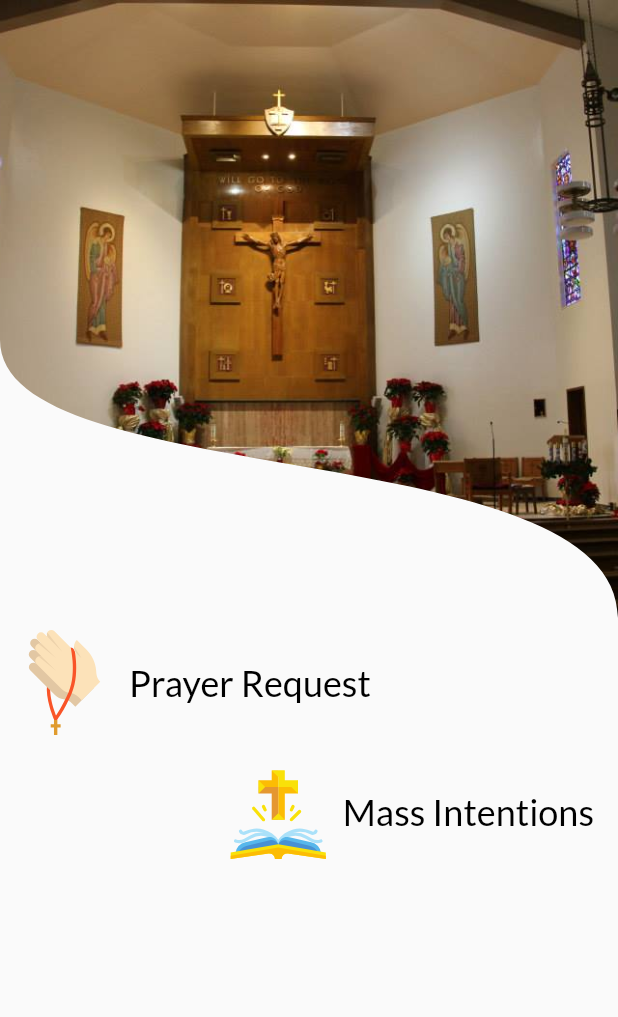
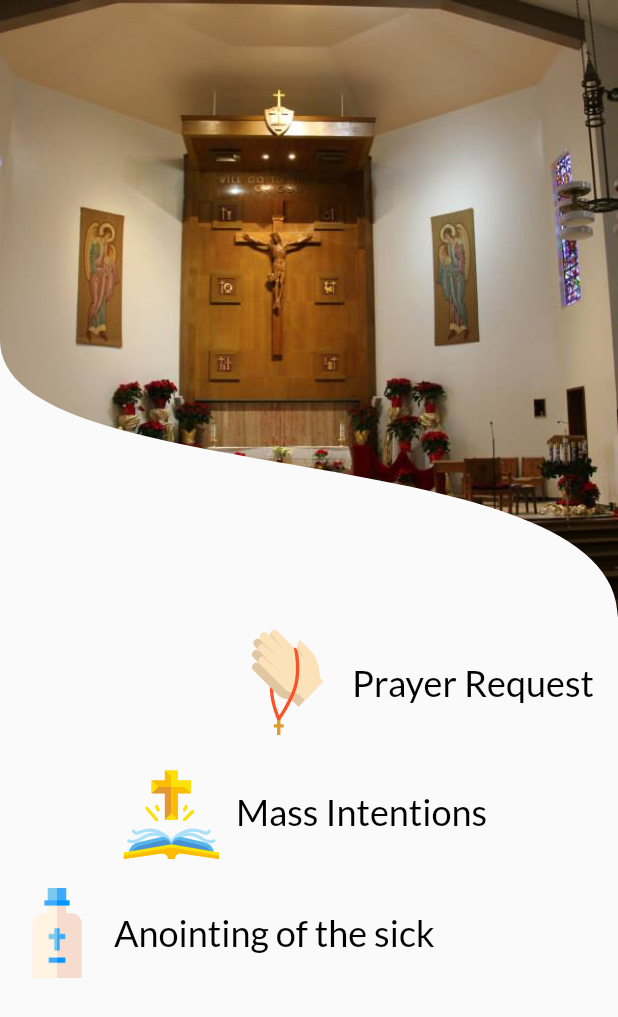
Before and after one commit to ChurchAppDeveloper/ChurchApp_Flutter, a Flutter app: the CustomBody widget shown alone on an empty page, opened directly, on a phone screen of 412 x 824 dp. Shown: the top 1017 px of the screen. Run offline on Flutter 3.47's test engine with Material 2 defaults, Android fonts, the phone set to English and light mode, and no system bars; our stand-ins replace badges, file_picker, firebase_core, firebase_crashlytics, firebase_messaging, flutter_easyloading and 18 more; missing offline and left inert: country_list_pick, fab_circular_menu, find_dropdown, loading, syncfusion_flutter_pdfviewer; accounts and stored records are empty; network calls fail.

Commit message:
Prayer Request.

```diff
--- a/lib/Screens/HomePage/home_screen.dart
+++ b/lib/Screens/HomePage/home_screen.dart
@@ -155,7 +155,7 @@ class _HomeScreenState extends State<HomeScreen> with TickerProviderStateMixin {
         .height;
     return Scaffold(
       backgroundColor:
-          Color.fromARGB(255, 245, 246, 250), //Color.fromARGB(255, 219, 69, 71)
+      Color.fromARGB(255, 245, 246, 250), //Color.fromARGB(255, 219, 69, 71)
       body: Stack(
         children: [
           Container(
@@ -170,7 +170,6 @@ class _HomeScreenState extends State<HomeScreen> with TickerProviderStateMixin {
               ),
             ),
           ),*/
-
           ClipPath(
             child: (_fetching)
                 ? Container(
--- a/lib/Screens/PrayerRequest/PrayerRequest.dart
+++ b/lib/Screens/PrayerRequest/PrayerRequest.dart
@@ -30,11 +30,12 @@ class _PrayerRequestState extends State<PrayerRequest> {
           ? AppBar(
               title: Text("Prayer Request"),
               backgroundColor: Color.fromARGB(255, 219, 69, 71),
-          shape: ContinuousRectangleBorder(
-            borderRadius: const BorderRadius.only(
-              bottomLeft: Radius.circular(20.0),
-              bottomRight: Radius.circular(20.0),
-            ),),
+              shape: ContinuousRectangleBorder(
+                borderRadius: const BorderRadius.only(
+                  bottomLeft: Radius.circular(20.0),
+                  bottomRight: Radius.circular(20.0),
+                ),
+              ),
               leading: IconButton(
                 // iconSize: 50.0,
                 icon: Icon(
@@ -81,6 +82,7 @@ class CustomBody extends StatelessWidget {
             },
             child: Row(
               children: [
+                Spacer(),
                 SvgPicture.asset(
                   'image/prayer.svg',
                   width: 70,
@@ -98,7 +100,6 @@ class CustomBody extends StatelessWidget {
                         ),
                       )),
                 ),
-                Spacer(),
               ],
             ),
           ),
@@ -134,9 +135,44 @@ class CustomBody extends StatelessWidget {
                         ),
                       )),
                 ),
+                Spacer(),
               ],
             ),
           ),
+          TextButton(
+            onPressed: () async {
+              SharedPreferences prefs = await SharedPreferences.getInstance();
+              var wepage = WebViewLoad(
+                  weburl: prefs.getString('masstimingintention'),
+                  isShowAppbar: true,
+                  pageTitle: "Anointing of the sick");
+              Navigator.push(
+                context,
+                MaterialPageRoute(builder: (context) => wepage),
+              );
+            },
+            child: Row(
+              children: [
+                Image.asset(
+                  "image/holy_water.png",
+                  width: 60,
+                  height: 60,
+                ),
+                Padding(
+                  padding: const EdgeInsets.all(8.0),
+                  child: Text("Anointing of the sick",
+                      textAlign: TextAlign.start,
+                      style: GoogleFonts.lato(
+                        textStyle: TextStyle(
+                          fontSize: 24,
+                          fontWeight: FontWeight.w500,
+                          color: Colors.black,
+                        ),
+                      )),
+                ),
+              ],
+            ),
+          )
         ],
       ),
     );
```
Also changed, not shown: lib/api/banner_api.dart (+4 -3 lines), image/holy_water.png (added).
